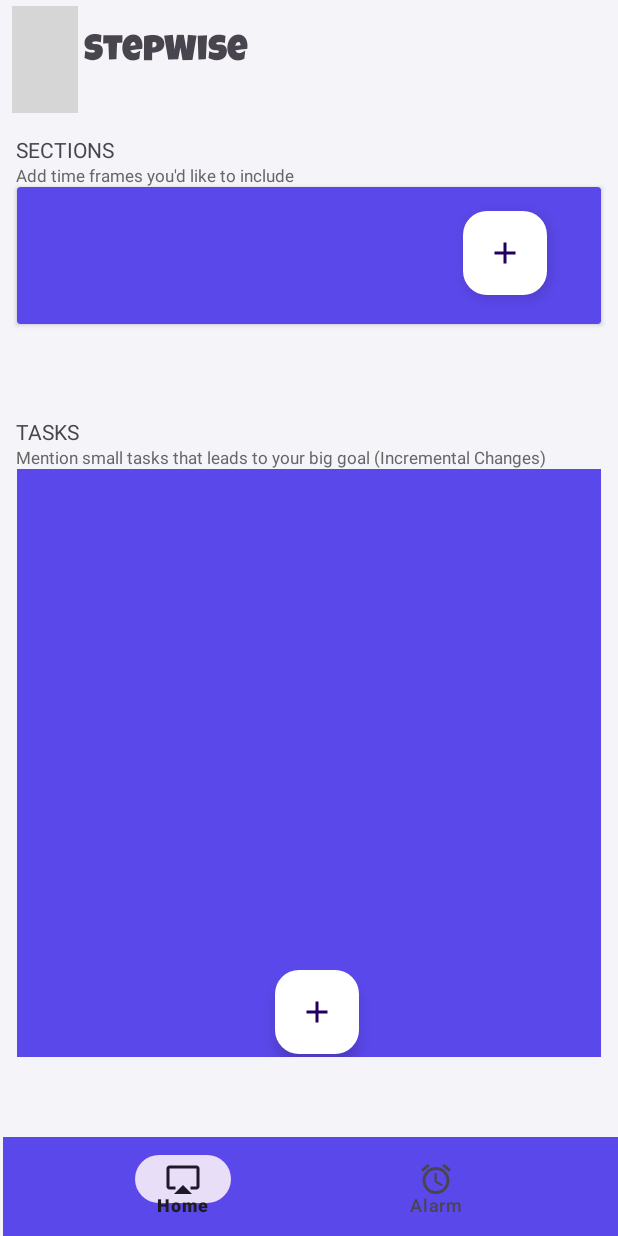
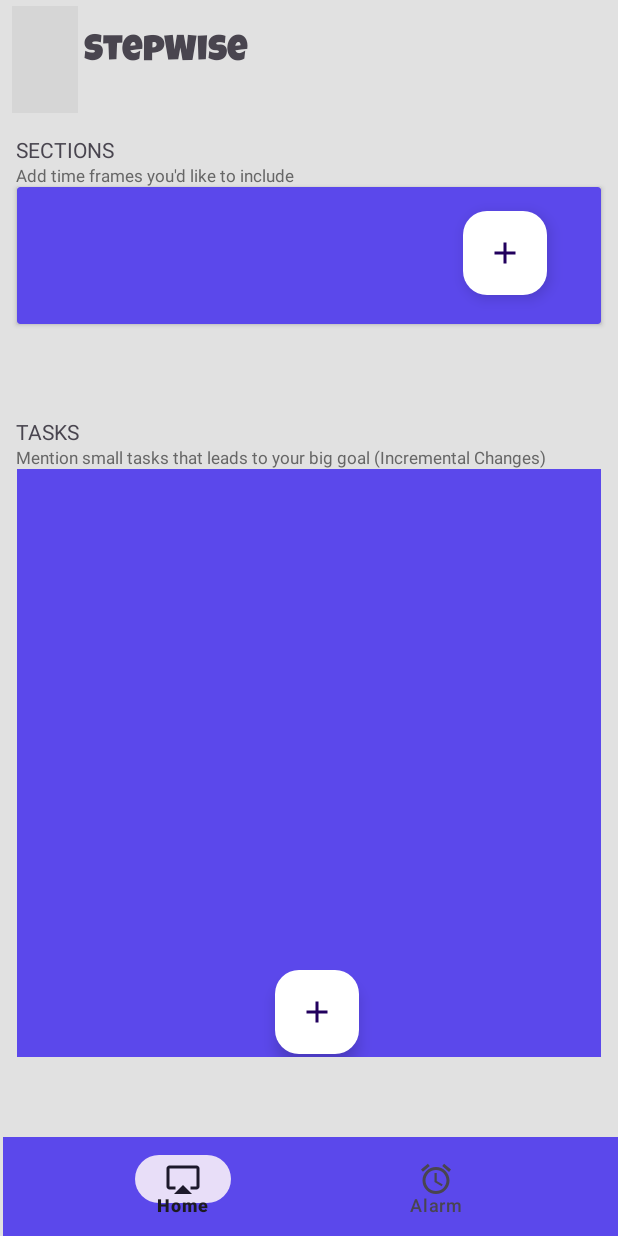
Before and after one commit to pamuditha-senanayake/MAD_3, an Android app: the screen it shows after launch (MainActivity), on a phone screen of 412 x 824 dp. Run offline under Robolectric (Android 15) with nearby library versions, the phone set to English and light mode, and no system bars; grey boxes are pictures that could not be loaded.

```diff
--- a/app/src/main/res/layout/activity_main.xml
+++ b/app/src/main/res/layout/activity_main.xml
@@ -5,7 +5,7 @@
     android:id="@+id/main"
     android:layout_width="match_parent"
     android:layout_height="match_parent"
-    android:background="#F4F4F9"
+    android:background="#E1E1E1"
     tools:context=".MainActivity">
 
     <TextView
```
